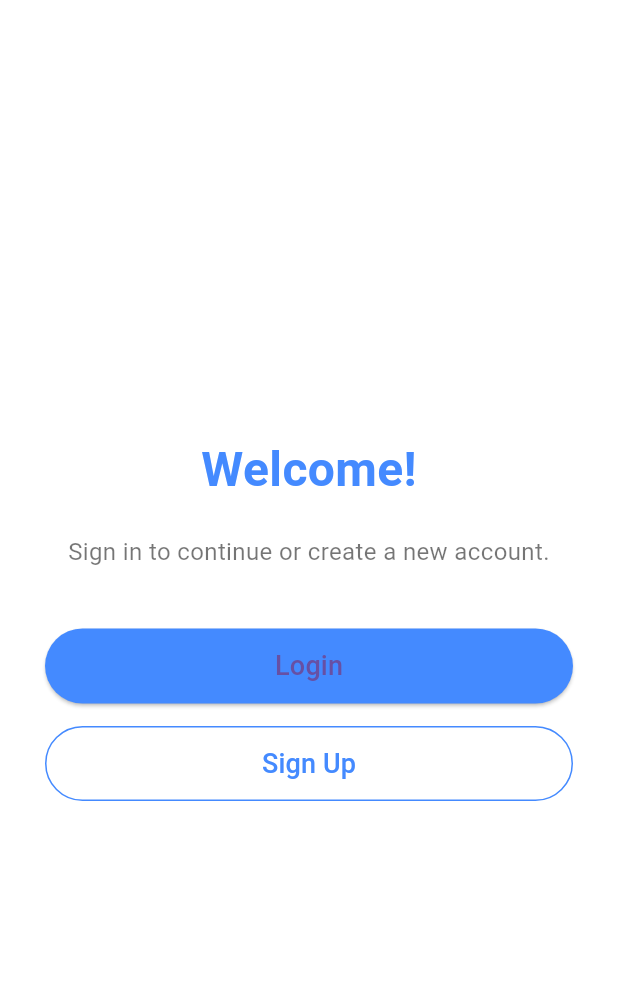
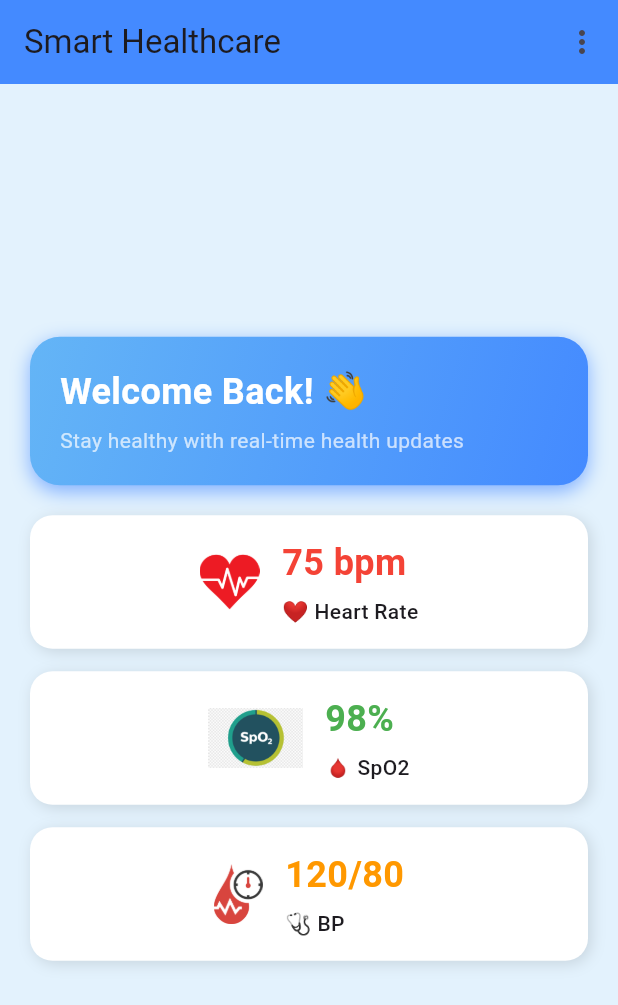
Before and after one commit to Kameshwar051/Smart-Healthcare, a Flutter app: the HomePage screen opened by its route, on a phone screen of 412 x 824 dp. Shown: the top 1005 px of the screen. Run offline on Flutter 3.47's test engine with Material 3 defaults, Android fonts, the phone set to English and light mode, and no system bars; our stand-ins replace firebase_auth, firebase_core; accounts and stored records are empty.

Commit message:
added home page

```diff
--- a/healthcare/lib/main.dart
+++ b/healthcare/lib/main.dart
@@ -1,9 +1,10 @@
 import 'package:flutter/material.dart';
 import 'package:firebase_core/firebase_core.dart';
 import 'firebase_options.dart';
-import 'screens/home_page.dart';
+import 'screens/home.dart';
 import 'screens/login_page.dart';
 import 'screens/signup_page.dart';
+import 'screens/home_page.dart';
 
 Future<void> main() async {
   WidgetsFlutterBinding.ensureInitialized();
@@ -24,7 +25,7 @@ class MyApp extends StatelessWidget {
         theme: ThemeData(primarySwatch: Colors.blue),
         initialRoute: '/',
         routes: {
-          '/': (context) => const HomePage(),
+          '/': (context) => const WelcomePage(),
           '/login': (context) => const LoginPage(),
           '/signup': (context) => const SignUpPage(),
           '/home': (context) => const HomePage(), // Add this for navigation after login
--- a/healthcare/lib/screens/home_page.dart
+++ b/healthcare/lib/screens/home_page.dart
@@ -1,5 +1,4 @@
 import 'package:flutter/material.dart';
-import 'package:firebase_auth/firebase_auth.dart';
 
 class HomePage extends StatelessWidget {
   const HomePage({super.key});
@@ -7,57 +6,166 @@ class HomePage extends StatelessWidget {
   @override
   Widget build(BuildContext context) {
     return Scaffold(
-      backgroundColor: Colors.white,
+      backgroundColor: Colors.blue.shade50,
+      appBar: AppBar(
+        automaticallyImplyLeading: false,
+        title: const Text('Smart Healthcare'),
+        backgroundColor: Colors.blueAccent,
+        actions: [
+          PopupMenuButton<String>(
+            onSelected: (value) {
+              switch (value) {
+                case 'Settings':
+                  Navigator.pushNamed(context, '/settings');
+                  break;
+                case 'Chat':
+                  Navigator.pushNamed(context, '/chat');
+                  break;
+                case 'Generate Report':
+                  Navigator.pushNamed(context, '/report');
+                  break;
+                case 'Logout':
+                  Navigator.pushNamed(context, '/login');
+                  break;
+                case 'About':
+                  Navigator.pushNamed(context, '/about');
+                  break;
+              }
+            },
+            itemBuilder: (BuildContext context) => [
+              const PopupMenuItem(value: 'Settings', child: Text('Settings')),
+              const PopupMenuItem(value: 'Chat', child: Text('Chat')),
+              const PopupMenuItem(value: 'Generate Report', child: Text('Generate Report')),
+              const PopupMenuItem(value: 'Logout', child: Text('Logout')),
+              const PopupMenuItem(value: 'About', child: Text('About')),
+            ],
+          ),
+        ],
+      ),
+
       body: Center(
         child: Padding(
-          padding: const EdgeInsets.symmetric(horizontal: 30),
+          padding: const EdgeInsets.all(20.0),
+          child: SingleChildScrollView( // Fixed Overflow Issue
             child: Column(
               mainAxisAlignment: MainAxisAlignment.center,
+              crossAxisAlignment: CrossAxisAlignment.center,
               children: [
-              Text(
-                "Welcome!",
-                style: TextStyle(
-                  fontSize: 32,
-                  fontWeight: FontWeight.bold,
-                  color: Colors.blueAccent,
-                ),
-              ),
-              SizedBox(height: 20),
-              Text(
-                "Sign in to continue or create a new account.",
-                textAlign: TextAlign.center,
-                style: TextStyle(fontSize: 16, color: Colors.black54),
-              ),
-              SizedBox(height: 40),
+                _buildWelcomeBanner(),
+                const SizedBox(height: 20),
 
-              // Login Button
-              ElevatedButton(
-                onPressed: () {
-                  Navigator.pushNamed(context, '/login');
+                // Health Data ListView
+                ListView.builder(
+                  shrinkWrap: true,
+                  physics: const NeverScrollableScrollPhysics(),
+                  itemCount: healthData.length,
+                  itemBuilder: (context, index) {
+                    final data = healthData[index];
+                    return _buildHealthCard(
+                      data['title']!,
+                      data['value']!,
+                      data['color']!,
+                      'assets/${data['imagePath']!}'
+                    );
                   },
-                style: ElevatedButton.styleFrom(
-                  backgroundColor: Colors.blueAccent,
-                  minimumSize: Size(double.infinity, 50),
-                ),
-                child: Text("Login", style: TextStyle(fontSize: 18)),
-              ),
-              SizedBox(height: 15),
-
-              // Sign Up Button
-              OutlinedButton(
-                onPressed: () {
-                  Navigator.pushNamed(context, '/signup');
-                },
-                style: OutlinedButton.styleFrom(
-                  side: BorderSide(color: Colors.blueAccent),
-                  minimumSize: Size(double.infinity, 50),
-                ),
-                child: Text("Sign Up", style: TextStyle(fontSize: 18, color: Colors.blueAccent)),
                 ),
               ],
             ),
           ),
         ),
+      ),
+    );
+  }
+
+  // Welcome Banner
+  Widget _buildWelcomeBanner() {
+    return Container(
+      padding: const EdgeInsets.all(20),
+      width: double.infinity,
+      decoration: BoxDecoration(
+        gradient: LinearGradient(
+          colors: [Colors.blue.shade300, Colors.blueAccent],
+          begin: Alignment.topLeft,
+          end: Alignment.bottomRight,
+        ),
+        borderRadius: BorderRadius.circular(20),
+        boxShadow: [
+          BoxShadow(
+            color: Colors.blueAccent.shade100,
+            blurRadius: 10,
+            offset: const Offset(0, 4),
+          ),
+        ],
+      ),
+      child: const Column(
+        crossAxisAlignment: CrossAxisAlignment.start,
+        children: [
+          Text(
+            "Welcome Back! 👋",
+            style: TextStyle(
+              color: Colors.white,
+              fontSize: 24,
+              fontWeight: FontWeight.bold,
+            ),
+          ),
+          SizedBox(height: 5),
+          Text(
+            "Stay healthy with real-time health updates",
+            style: TextStyle(color: Colors.white70, fontSize: 14),
+          ),
+        ],
+      ),
+    );
+  }
+
+  // Health Data List
+  final List<Map<String, dynamic>> healthData = const [
+    {'title': '❤️ Heart Rate', 'value': '75 bpm', 'color': Colors.red, 'imagePath': 'heart.png'},
+    {'title': '🩸 SpO2', 'value': '98%', 'color': Colors.green, 'imagePath': 'spo2.png'},
+    {'title': '🩺 BP', 'value': '120/80', 'color': Colors.orange, 'imagePath': 'bp.png'},
+  ];
+
+  // Health Data Card
+  Widget _buildHealthCard(String title, String value, Color color, String imagePath) {
+    return Container(
+      margin: const EdgeInsets.only(bottom: 15),
+      padding: const EdgeInsets.all(15),
+      decoration: BoxDecoration(
+        color: Colors.white,
+        borderRadius: BorderRadius.circular(15),
+        boxShadow: [
+          BoxShadow(
+            color: Colors.black12,
+            blurRadius: 8,
+            offset: const Offset(2, 2),
+          ),
+        ],
+      ),
+      child: Row(
+        mainAxisAlignment: MainAxisAlignment.center,
+        children: [
+          Image.asset(imagePath, height: 40), // Icon Image
+          const SizedBox(width: 15),
+          Column(
+            crossAxisAlignment: CrossAxisAlignment.start,
+            children: [
+              Text(
+                value,
+                style: TextStyle(
+                  color: color,
+                  fontSize: 24,
+                  fontWeight: FontWeight.bold,
+                ),
+              ),
+              const SizedBox(height: 5),
+              Text(
+                title,
+                style: const TextStyle(fontSize: 14, fontWeight: FontWeight.w500),
+              ),
+            ],
+          ),
+        ],
+      ),
     );
   }
 }
```
Also changed, not shown: healthcare/lib/screens/home.dart (added, +63 -0 lines), healthcare/pubspec.yaml (+5 -3 lines), healthcare/assets/bp.png (added), healthcare/assets/heart.png (added), healthcare/assets/spo2.png (added). Lines whose indentation alone changed are shown as unchanged.
